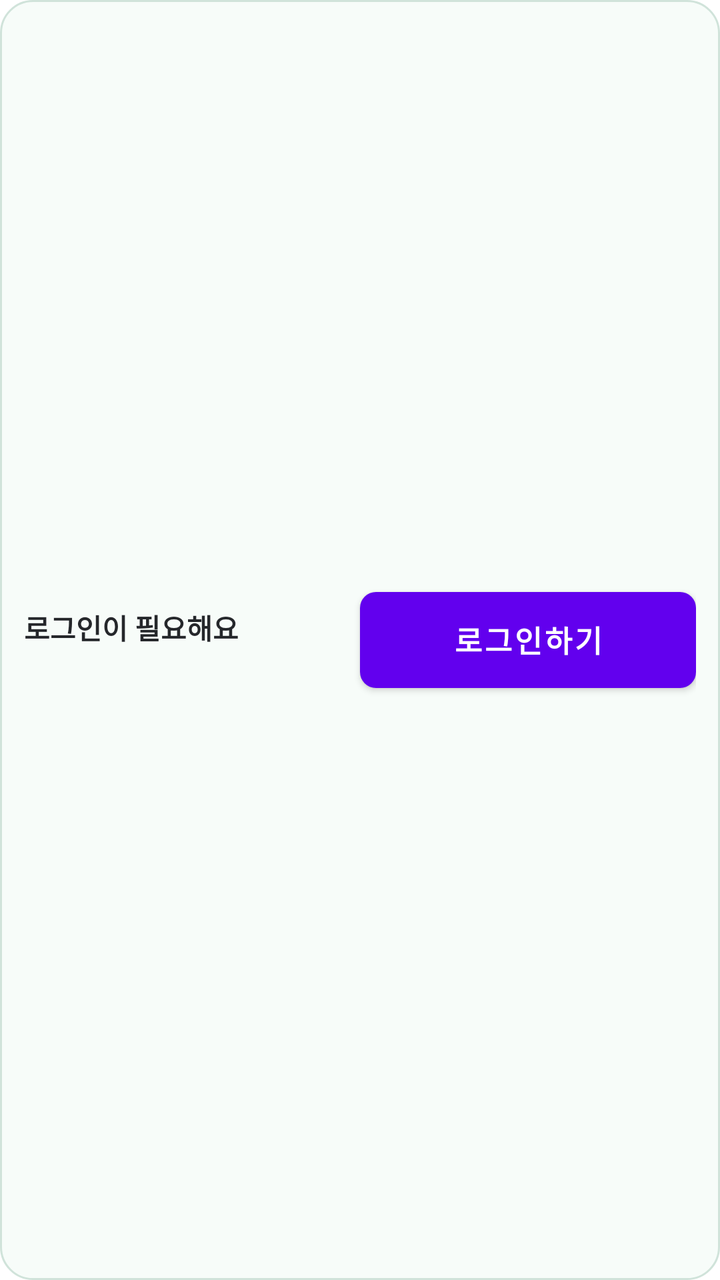
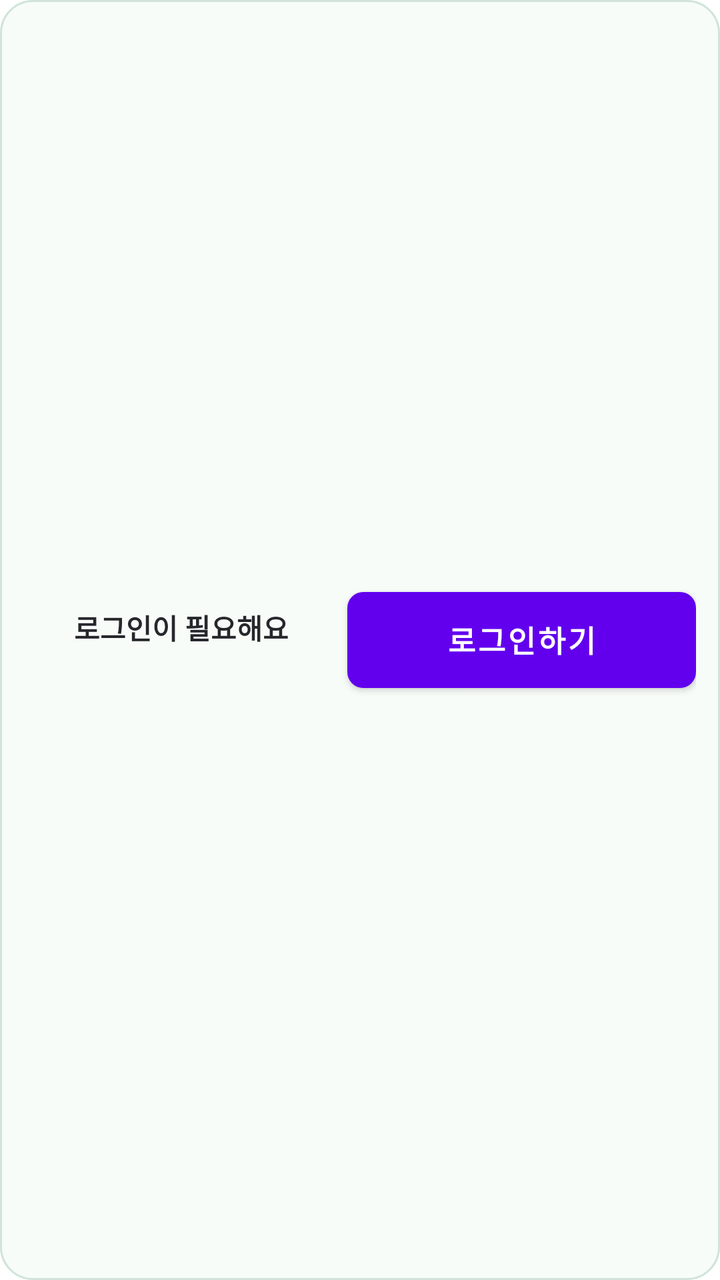

An Android layout rendered at two revisions. The XML below is the earlier revision; the diff shows what the commit changed to produce the second picture.
<!-- AndroidManifest.xml: fallback theme Theme.MaterialComponents.DayNight.NoActionBar -->
<!-- res/layout/dose_home_widget_row.xml -->
<?xml version="1.0" encoding="utf-8"?>
<LinearLayout xmlns:android="http://schemas.android.com/apk/res/android"
    android:id="@+id/widget_root"
    android:layout_width="match_parent" android:layout_height="match_parent"
    android:orientation="horizontal" android:gravity="center_vertical"
    android:paddingHorizontal="12dp" android:paddingVertical="1dp"
    android:background="@drawable/dose_widget_background">
    <LinearLayout android:layout_width="0dp" android:layout_height="wrap_content" android:layout_weight="1"
        android:orientation="vertical" android:paddingEnd="8dp">
        
        <LinearLayout android:layout_width="match_parent" android:layout_height="wrap_content"
            android:orientation="horizontal" android:gravity="center_vertical">
            <TextView android:id="@+id/widget_tiny_heading" android:layout_width="wrap_content" android:layout_height="wrap_content"
                android:includeFontPadding="false"
                android:text="@string/dose_widget_sign_in_title"
                android:textColor="#25272B" android:textSize="14sp" android:textStyle="bold" android:maxLines="1" android:ellipsize="end" />
            <TextView android:id="@+id/widget_tiny_warning" android:layout_width="0dp" android:layout_height="wrap_content"
                android:layout_weight="1" android:paddingStart="8dp"
                android:includeFontPadding="false" android:visibility="gone"
                android:textColor="#765710" android:textSize="11sp" android:maxLines="2" android:ellipsize="end" />
        </LinearLayout>
        <TextView android:id="@+id/widget_tiny_status" android:layout_width="match_parent" android:layout_height="wrap_content"
            android:includeFontPadding="false"
            android:textColor="#595D65" android:textSize="11sp" android:maxLines="1" android:ellipsize="end" />
    </LinearLayout>
    <Button android:id="@+id/widget_take" android:layout_width="0dp" android:layout_height="48dp"
        android:layout_weight="1" android:minWidth="48dp"
        android:includeFontPadding="false"
        android:background="@drawable/dose_widget_button" android:textColor="#FFFFFF" android:textSize="15sp"
        android:textStyle="bold" android:textAllCaps="false" android:text="@string/dose_widget_sign_in"
        android:maxLines="1" android:ellipsize="end" android:paddingHorizontal="4dp" android:paddingVertical="2dp" />
</LinearLayout>
<!-- resources referenced by this layout -->
<resources>
  <!-- drawable dose_widget_background (drawable) -->
  <?xml version="1.0" encoding="utf-8"?>
  <shape xmlns:android="http://schemas.android.com/apk/res/android">
      <solid android:color="#F7FCF9" />
      <stroke android:width="1dp" android:color="#D0E3DA" />
      <corners android:radius="16dp" />
  </shape>
  <!-- drawable dose_widget_button (drawable) -->
  <?xml version="1.0" encoding="utf-8"?>
  <selector xmlns:android="http://schemas.android.com/apk/res/android">
      <item android:state_enabled="false"><shape><solid android:color="#849E94" /><corners android:radius="8dp" /></shape></item>
      <item android:state_pressed="true"><shape><solid android:color="#007E5E" /><corners android:radius="8dp" /></shape></item>
      <item><shape><solid android:color="#009C70" /><corners android:radius="8dp" /></shape></item>
  </selector>
  <string name="dose_widget_sign_in">로그인하기</string>
  <string name="dose_widget_sign_in_title">로그인이 필요해요</string>
</resources>

<!-- the commit's change to res/layout/dose_home_widget_row.xml (unified diff, before → after) -->
@@ -5,28 +5,37 @@
     android:orientation="horizontal" android:gravity="center_vertical"
     android:paddingHorizontal="12dp" android:paddingVertical="1dp"
     android:background="@drawable/dose_widget_background">
-    <LinearLayout android:layout_width="0dp" android:layout_height="wrap_content" android:layout_weight="1"
-        android:orientation="vertical" android:paddingEnd="8dp">
+    <ImageButton android:id="@+id/widget_previous" android:layout_width="48dp" android:layout_height="48dp"
+        android:src="@drawable/dose_widget_previous" android:padding="10dp" android:visibility="gone"
+        android:background="?android:attr/selectableItemBackgroundBorderless" android:contentDescription="@string/dose_widget_previous_schedule" />
+    <LinearLayout android:layout_width="0dp" android:layout_height="wrap_content" android:layout_weight="0.95"
+        android:orientation="vertical">
         
         <LinearLayout android:layout_width="match_parent" android:layout_height="wrap_content"
             android:orientation="horizontal" android:gravity="center_vertical">
-            <TextView android:id="@+id/widget_tiny_heading" android:layout_width="wrap_content" android:layout_height="wrap_content"
+            <TextView android:id="@+id/widget_tiny_heading" android:layout_width="0dp" android:layout_height="wrap_content"
+                android:layout_weight="1"
+                android:gravity="center"
                 android:includeFontPadding="false"
                 android:text="@string/dose_widget_sign_in_title"
                 android:textColor="#25272B" android:textSize="14sp" android:textStyle="bold" android:maxLines="1" android:ellipsize="end" />
             <TextView android:id="@+id/widget_tiny_warning" android:layout_width="0dp" android:layout_height="wrap_content"
-                android:layout_weight="1" android:paddingStart="8dp"
+                android:layout_weight="1.2" android:paddingStart="4dp"
                 android:includeFontPadding="false" android:visibility="gone"
                 android:textColor="#765710" android:textSize="11sp" android:maxLines="2" android:ellipsize="end" />
         </LinearLayout>
         <TextView android:id="@+id/widget_tiny_status" android:layout_width="match_parent" android:layout_height="wrap_content"
+            android:gravity="center"
             android:includeFontPadding="false"
             android:textColor="#595D65" android:textSize="11sp" android:maxLines="1" android:ellipsize="end" />
     </LinearLayout>
+    <ImageButton android:id="@+id/widget_next" android:layout_width="48dp" android:layout_height="48dp"
+        android:src="@drawable/dose_widget_next" android:padding="10dp" android:visibility="gone"
+        android:background="?android:attr/selectableItemBackgroundBorderless" android:contentDescription="@string/dose_widget_next_schedule" />
     <Button android:id="@+id/widget_take" android:layout_width="0dp" android:layout_height="48dp"
-        android:layout_weight="1" android:minWidth="48dp"
+        android:layout_weight="1.05" android:minWidth="48dp" android:layout_marginStart="4dp"
         android:includeFontPadding="false"
         android:background="@drawable/dose_widget_button" android:textColor="#FFFFFF" android:textSize="15sp"
         android:textStyle="bold" android:textAllCaps="false" android:text="@string/dose_widget_sign_in"
-        android:maxLines="1" android:ellipsize="end" android:paddingHorizontal="4dp" android:paddingVertical="2dp" />
+        android:maxLines="2" android:ellipsize="end" android:paddingHorizontal="2dp" android:paddingVertical="0dp" />
 </LinearLayout>
<!-- resource entries referenced after the edit -->
@@ -14,6 +14,22 @@
       <item android:state_pressed="true"><shape><solid android:color="#007E5E" /><corners android:radius="8dp" /></shape></item>
       <item><shape><solid android:color="#009C70" /><corners android:radius="8dp" /></shape></item>
   </selector>
+  <!-- drawable dose_widget_next (drawable) -->
+  <?xml version="1.0" encoding="utf-8"?>
+  <vector xmlns:android="http://schemas.android.com/apk/res/android"
+      android:width="24dp" android:height="24dp" android:viewportWidth="24" android:viewportHeight="24">
+      <path android:pathData="m9,18 6,-6 -6,-6" android:fillColor="@android:color/transparent"
+          android:strokeColor="#007E5E" android:strokeWidth="2" android:strokeLineCap="round" android:strokeLineJoin="round" />
+  </vector>
+  <!-- drawable dose_widget_previous (drawable) -->
+  <?xml version="1.0" encoding="utf-8"?>
+  <vector xmlns:android="http://schemas.android.com/apk/res/android"
+      android:width="24dp" android:height="24dp" android:viewportWidth="24" android:viewportHeight="24">
+      <path android:pathData="m15,18 -6,-6 6,-6" android:fillColor="@android:color/transparent"
+          android:strokeColor="#007E5E" android:strokeWidth="2" android:strokeLineCap="round" android:strokeLineJoin="round" />
+  </vector>
+  <string name="dose_widget_next_schedule">다음 복약 일정</string>
+  <string name="dose_widget_previous_schedule">이전 복약 일정</string>
   <string name="dose_widget_sign_in">로그인하기</string>
   <string name="dose_widget_sign_in_title">로그인이 필요해요</string>
 </resources>
